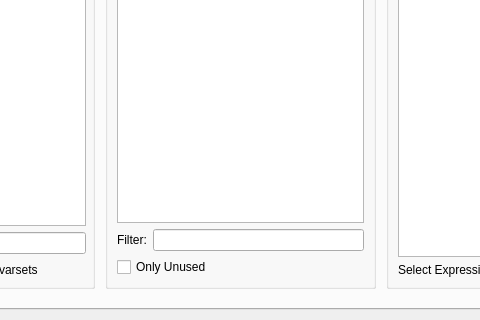
The window that datamanager_wb/freecad/datamanager_wb/resources/ui/main_panel.ui (royw/freecad_datamanager_workbench) describes before a commit, drawn with Qt 5; both pictures show x 206 to 686 and y 430 to 750 of the 1163 by 750 pixel window.
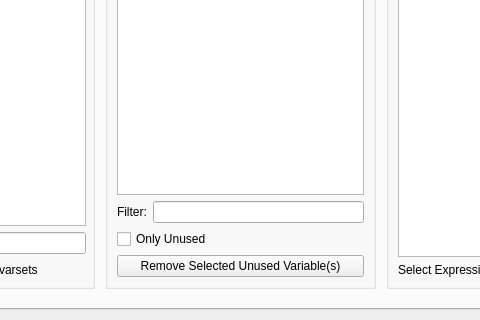
The same window after the commit.

Commit message: Add remove unused VarSet variables

What changed in the file:
```diff
--- a/datamanager_wb/freecad/datamanager_wb/resources/ui/main_panel.ui
+++ b/datamanager_wb/freecad/datamanager_wb/resources/ui/main_panel.ui
@@ -150,6 +150,13 @@
               </property>
              </widget>
             </item>
+            <item>
+             <widget class="QPushButton" name="removeUnusedVariablesPushButton">
+              <property name="text">
+               <string>Remove Selected Unused Variable(s)</string>
+              </property>
+             </widget>
+            </item>
            </layout>
           </widget>
          </item>
```
The commit also changes 4 other files.
